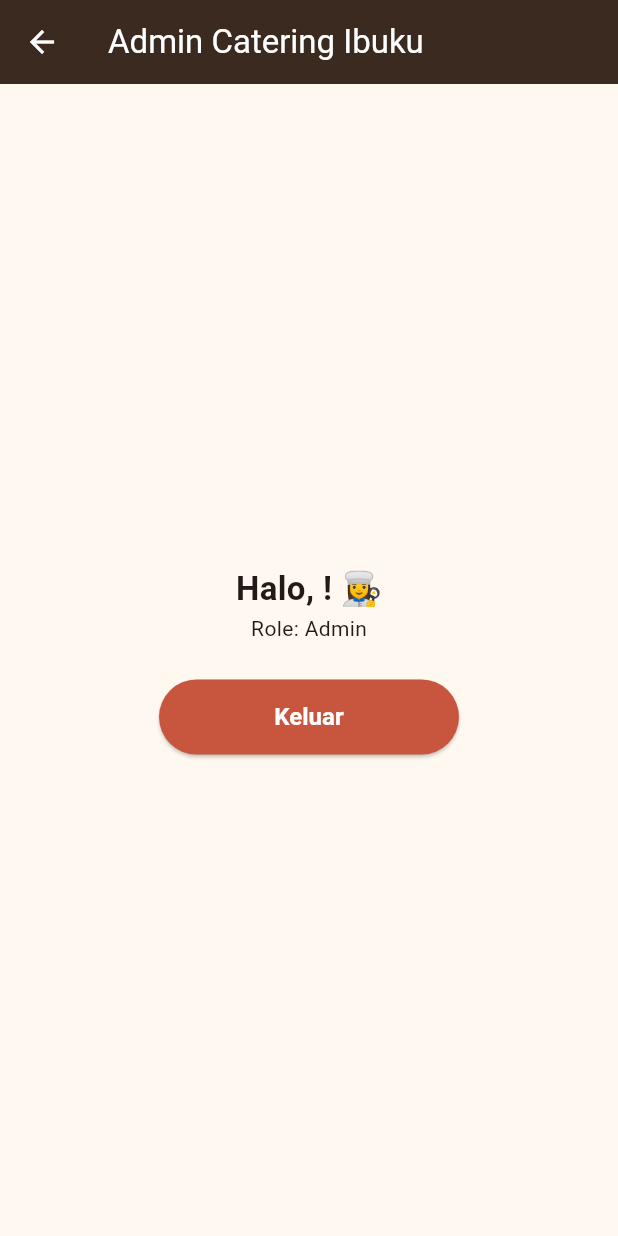
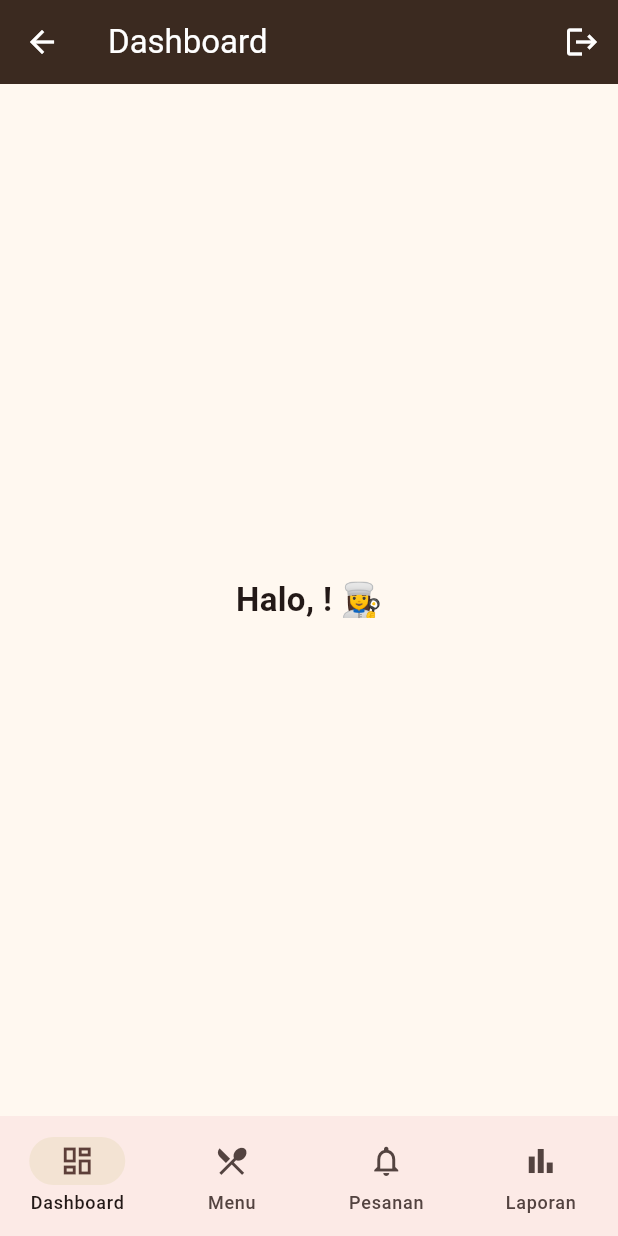
Before and after one commit to Rizky-Ilham-Febrianto/catering_ibuku, a Flutter app: the AdminHome screen opened directly with empty values, on a phone screen of 412 x 824 dp. Run offline on Flutter 3.47's test engine with Material 3 defaults, Android fonts, the phone set to English and light mode, and no system bars; our stand-ins replace cloud_firestore, firebase_auth, firebase_core, image_picker; accounts and stored records are empty.

Commit message:
Tambah fitur admin: kelola menu

```diff
--- a/lib/screens/admin/admin_home.dart
+++ b/lib/screens/admin/admin_home.dart
@@ -2,38 +2,89 @@ import 'package:flutter/material.dart';
 import '../../models/app_user.dart';
 import '../../services/auth_service.dart';
 import '../../utils/app_colors.dart';
+import 'menu_list_screen.dart';
 
-class AdminHome extends StatelessWidget {
+class AdminHome extends StatefulWidget {
   final AppUser user;
   const AdminHome({super.key, required this.user});
 
   @override
+  State<AdminHome> createState() => _AdminHomeState();
+}
+
+class _AdminHomeState extends State<AdminHome> {
+  int _index = 0;
+  static const _judul = ['Dashboard', 'Kelola Menu', 'Pesanan Masuk', 'Laporan'];
+
+  @override
   Widget build(BuildContext context) {
+    final halaman = [
+      _Dashboard(user: widget.user),
+      const MenuListScreen(),
+      const _Segera(nama: 'Pesanan Masuk'),
+      const _Segera(nama: 'Laporan'),
+    ];
+
     return Scaffold(
       appBar: AppBar(
-        title: const Text('Admin Catering Ibuku'),
+        title: Text(_judul[_index]),
         backgroundColor: AppColors.dark,
         foregroundColor: Colors.white,
+        actions: [
+          IconButton(
+            tooltip: 'Keluar',
+            icon: const Icon(Icons.logout),
+            onPressed: () => AuthService().logout(),
+          ),
+        ],
       ),
-      body: Center(
-        child: Column(
-          mainAxisSize: MainAxisSize.min,
-          children: [
-            Text('Halo, ${user.nama}! 👩‍🍳',
-                style: const TextStyle(
-                    fontSize: 22, fontWeight: FontWeight.bold)),
-            const Text('Role: Admin'),
-            const SizedBox(height: 24),
-            SizedBox(
-              width: 200,
-              child: ElevatedButton(
-                onPressed: () => AuthService().logout(),
-                child: const Text('Keluar'),
-              ),
-            ),
-          ],
-        ),
+      body: halaman[_index],
+      bottomNavigationBar: NavigationBar(
+        selectedIndex: _index,
+        indicatorColor: AppColors.light,
+        onDestinationSelected: (i) => setState(() => _index = i),
+        destinations: const [
+          NavigationDestination(
+              icon: Icon(Icons.dashboard_outlined), label: 'Dashboard'),
+          NavigationDestination(
+              icon: Icon(Icons.restaurant_menu), label: 'Menu'),
+          NavigationDestination(
+              icon: Icon(Icons.notifications_outlined), label: 'Pesanan'),
+          NavigationDestination(
+              icon: Icon(Icons.bar_chart), label: 'Laporan'),
+        ],
       ),
     );
   }
 }
+
+class _Dashboard extends StatelessWidget {
+  final AppUser user;
+  const _Dashboard({required this.user});
+
+  @override
+  Widget build(BuildContext context) {
+    return Center(
+      child: Text(
+        'Halo, ${user.nama}! 👩‍🍳',
+        style: const TextStyle(fontSize: 22, fontWeight: FontWeight.bold),
+      ),
+    );
+  }
+}
+
+class _Segera extends StatelessWidget {
+  final String nama;
+  const _Segera({required this.nama});
+
+  @override
+  Widget build(BuildContext context) {
+    return Center(
+      child: Text(
+        '$nama\n(segera hadir)',
+        textAlign: TextAlign.center,
+        style: const TextStyle(color: AppColors.muted, fontSize: 16),
+      ),
+    );
+  }
+}
```
Also changed, not shown: lib/models/makanan.dart (added, +50 -0 lines), lib/screens/admin/menu_form_screen.dart (added, +240 -0 lines), lib/screens/admin/menu_list_screen.dart (added, +136 -0 lines), lib/services/menu_service.dart (added, +24 -0 lines), lib/widgets/menu_image.dart (added, +43 -0 lines).
